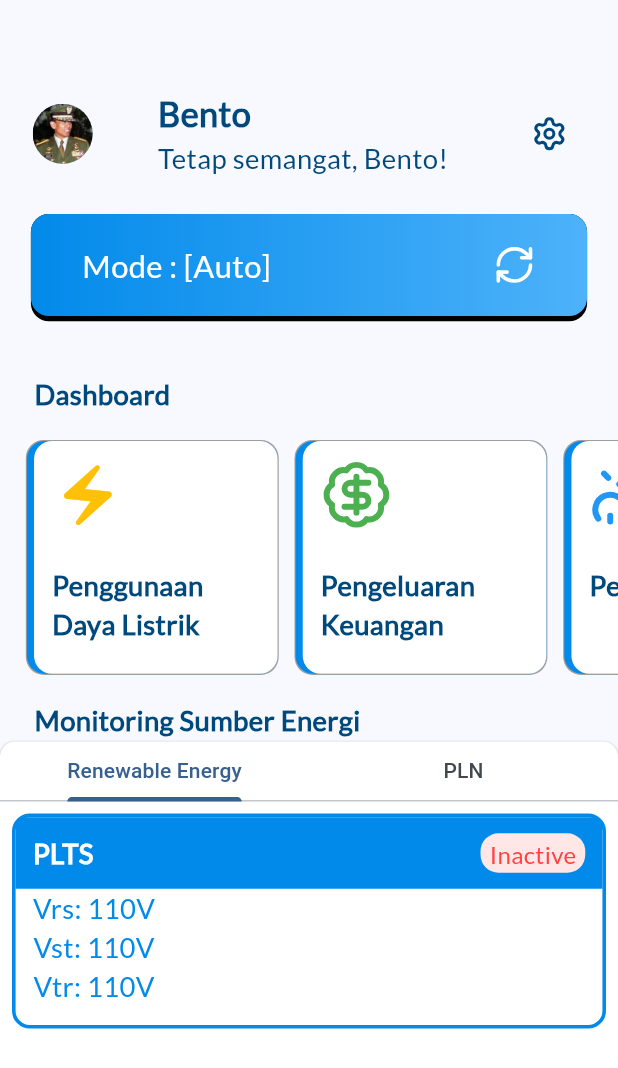
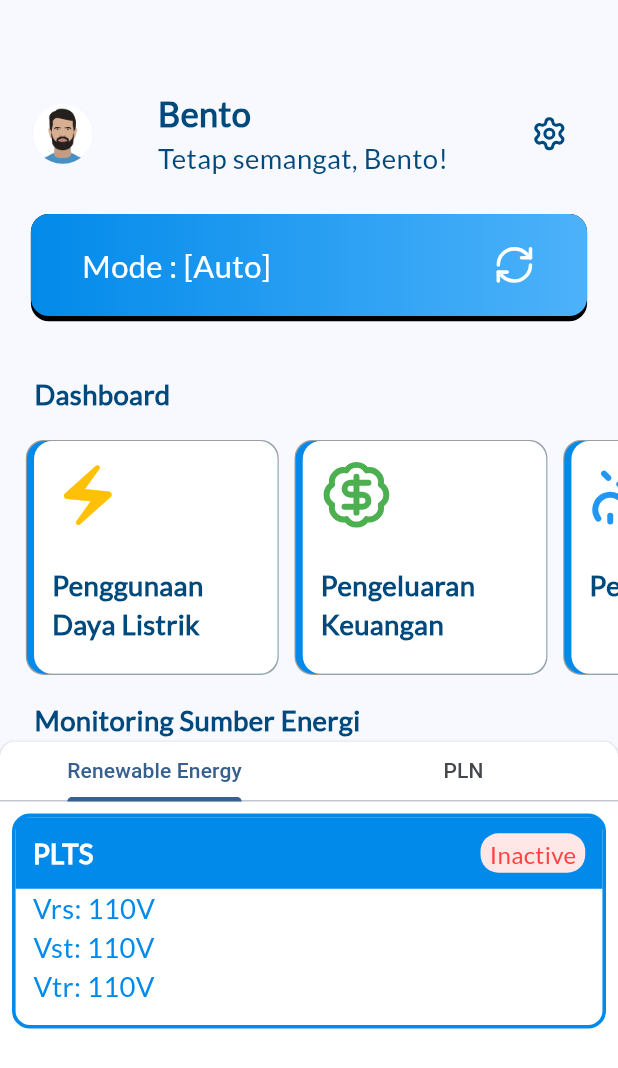
Before and after one commit to neorock07/smartgrid, a Flutter app: the Home screen opened directly, on a phone screen of 412 x 824 dp. Shown: the top 1068 px of the screen. Run offline on Flutter 3.47's test engine with Material 2 defaults, Android fonts, the phone set to English and light mode, and no system bars; our stand-ins replace firebase_core, fl_chart, flutter_screenutil, get, infinite_scroll_pagination, lucide_icons and 1 more; accounts and stored records are empty.

Commit message:
update: back button layout

```diff
--- a/lib/Partials/Button/BackButton.dart
+++ b/lib/Partials/Button/BackButton.dart
@@ -11,7 +11,10 @@ Widget KembaliButton(
     decoration: BoxDecoration(
         color: Color.fromRGBO(2, 138, 234, 1),
         borderRadius: BorderRadius.circular(10.dm)),
-    child: Center(
+    child: Padding(
+      padding: EdgeInsets.only(left:3.w),
+      child: Align(
+        alignment: Alignment.center,
         child: IconButton(
             onPressed: onTap,
             icon: Icon(
@@ -20,5 +23,6 @@ Widget KembaliButton(
               size: 15,
             )),
       ),
+    ),
   );
 }
--- a/lib/View/Home.dart
+++ b/lib/View/Home.dart
@@ -48,7 +48,7 @@ class _HomeState extends State<Home> with TickerProviderStateMixin {
                 mainAxisAlignment: MainAxisAlignment.spaceAround,
                 children: [
                   const CircleAvatar(
-                    backgroundImage: AssetImage("assets/images/man_21.webp"),
+                    backgroundImage: AssetImage("assets/images/avatar.png"),
                   ),
                   Column(
                     crossAxisAlignment: CrossAxisAlignment.start,
--- a/pubspec.yaml
+++ b/pubspec.yaml
@@ -93,6 +93,7 @@ flutter:
     - assets/images/google2.webp
     - assets/images/man_21.webp
     - assets/images/cloud_sun.png
+    - assets/images/avatar.png
   #   - images/a_dot_ham.jpeg
 
   # An image asset can refer to one or more resolution-specific "variants", see
```
Also changed, not shown: assets/images/avatar.png (added). Lines whose indentation alone changed are shown as unchanged.
